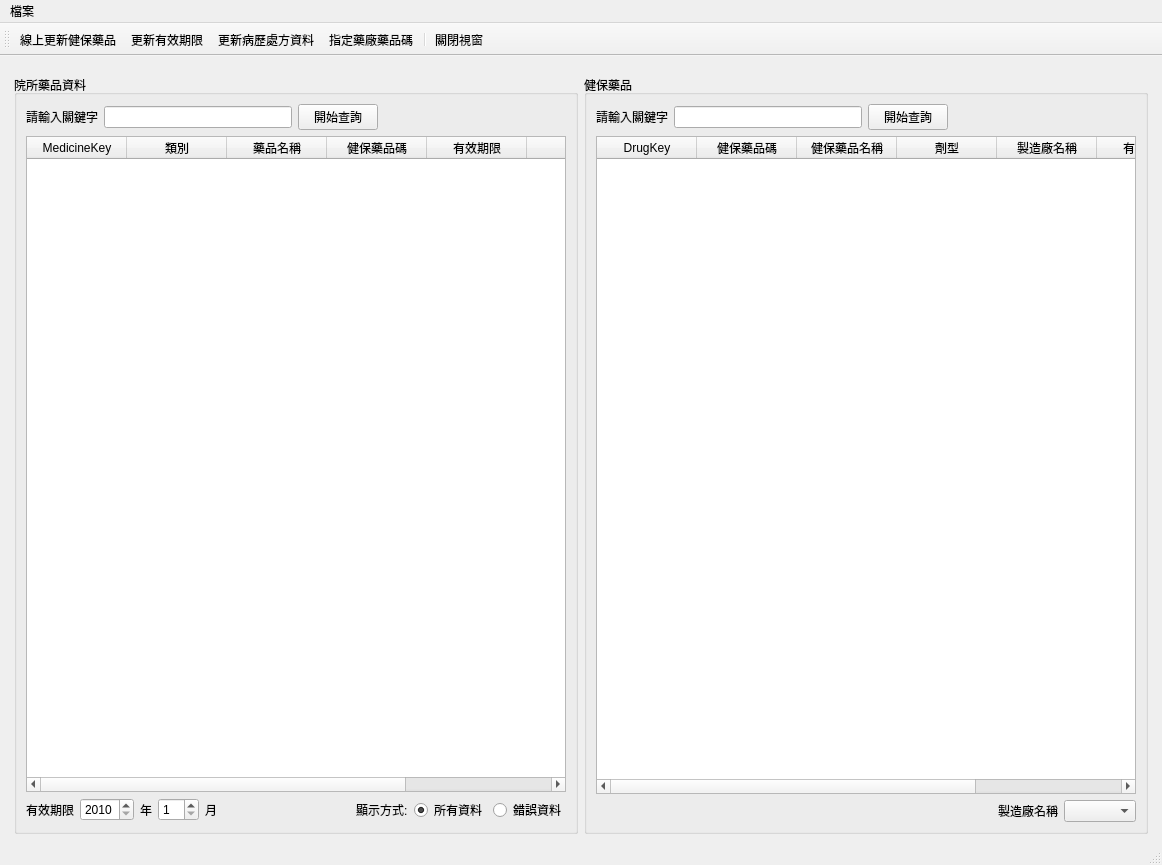
Before: the Qt Designer form ui/dict_ins_drug.ui in picacat/pymedical, drawn with Qt 5.
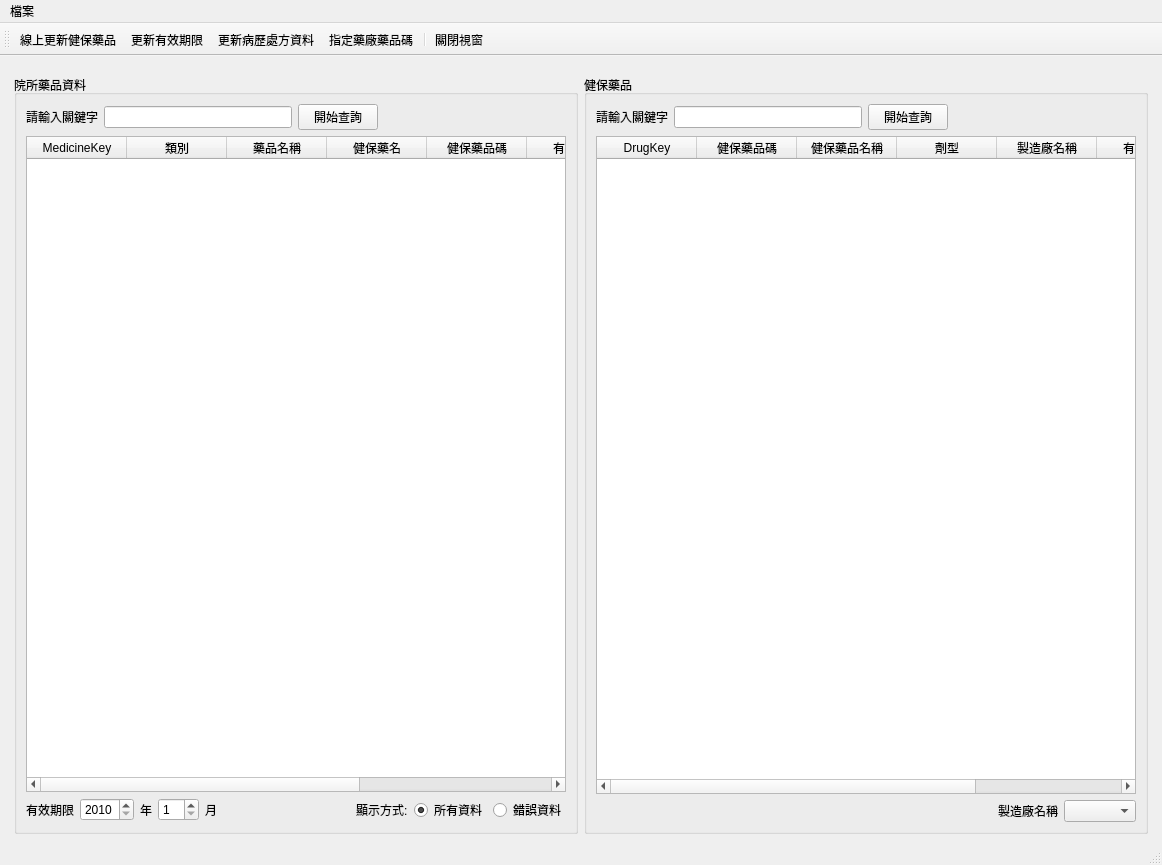
After: the same form once the commit is applied. Icons and pictures are not drawn.

```diff
--- a/ui/dict_ins_drug.ui
+++ b/ui/dict_ins_drug.ui
@@ -102,6 +102,11 @@
              <string>藥品名稱</string>
             </property>
            </column>
+           <column>
+            <property name="text">
+             <string>健保藥名</string>
+            </property>
+           </column>
            <column>
             <property name="text">
              <string>健保藥品碼</string>
```
